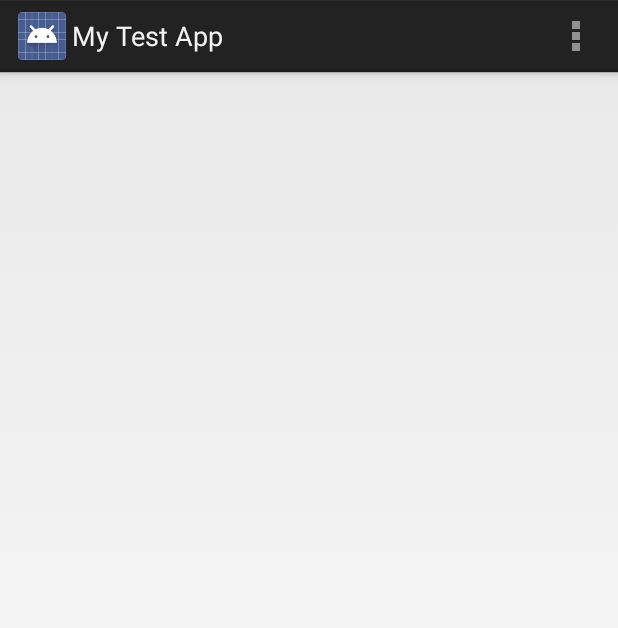
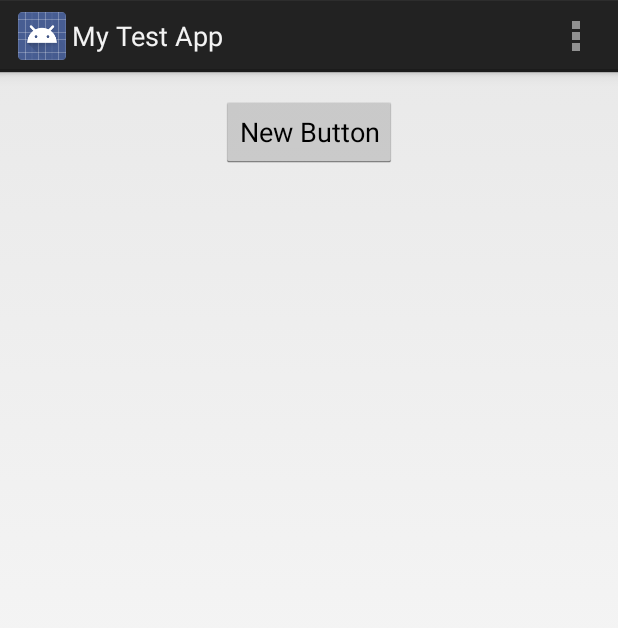
Before and after one commit to Victory/clicker-me-android, an Android app: the screen it shows after launch (MyActivity), on a phone screen of 412 x 824 dp. Shown: the top 628 px of the screen. Run offline under Robolectric (Android 15) with nearby library versions, the phone set to English and light mode, and no system bars.

Commit message:
add clickToList button

```diff
--- a/app/src/main/java/victory/sandbox/mytestapp/MyActivity.java
+++ b/app/src/main/java/victory/sandbox/mytestapp/MyActivity.java
@@ -25,10 +25,15 @@ import java.util.List;
 
 public class MyActivity extends Activity {
 
+    Button clickToList;
+
     @Override
     protected void onCreate(Bundle savedInstanceState) {
         super.onCreate(savedInstanceState);
         setContentView(R.layout.activity_my);
+
+        clickToList = (Button) findViewById(R.id.clickToList);
+
     }
 
     @Override
--- a/app/src/main/res/layout/activity_my.xml
+++ b/app/src/main/res/layout/activity_my.xml
@@ -14,6 +14,12 @@
         android:layout_width="fill_parent"
         android:layout_height="fill_parent">
 
+        <Button
+            android:layout_width="wrap_content"
+            android:layout_height="wrap_content"
+            android:text="@string/clickToList"
+            android:id="@+id/clickToList"
+            android:layout_gravity="center_horizontal" />
     </LinearLayout>
 
 </RelativeLayout>
--- a/app/src/main/res/values/strings.xml
+++ b/app/src/main/res/values/strings.xml
@@ -3,4 +3,5 @@
 
     <string name="app_name">My Test App</string>
     <string name="action_settings">Settings</string>
+    <string name="clickToList">New Button</string>
 </resources>
```
